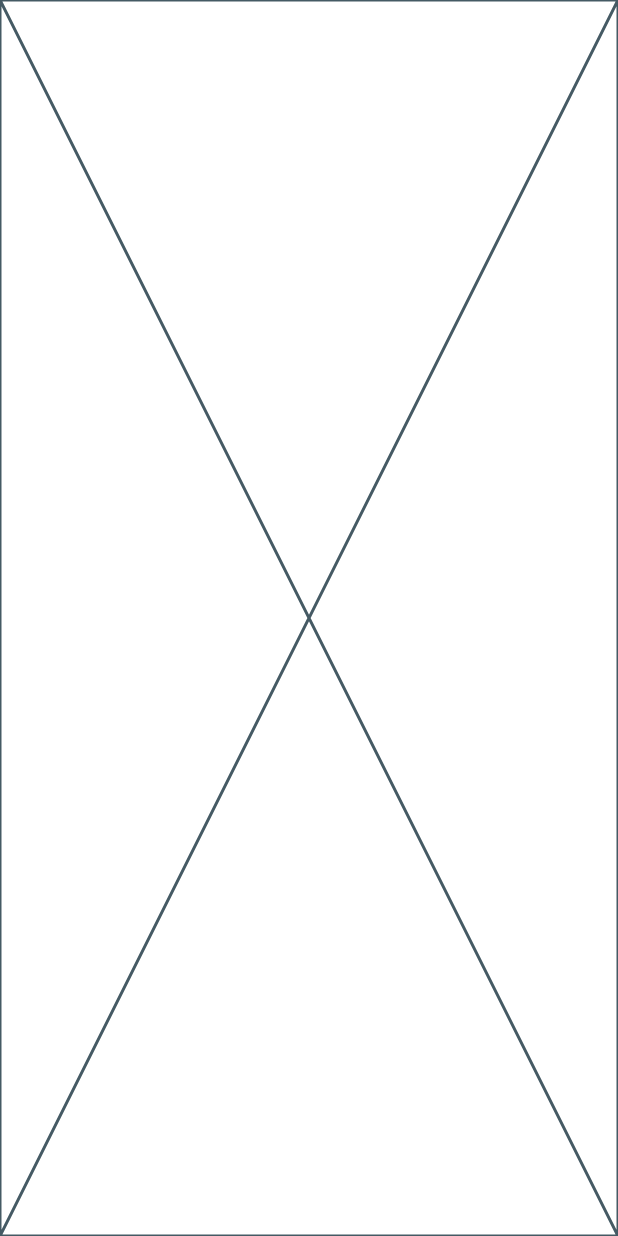
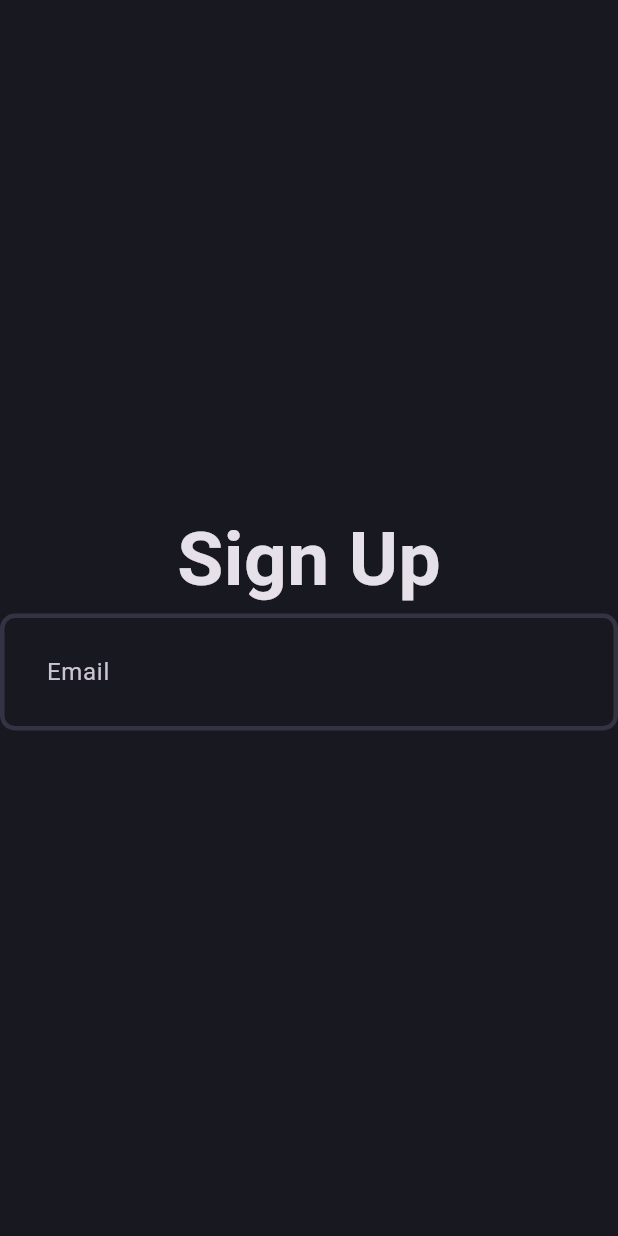
Before and after one commit to Sakshibhokare/flutter_practice_, a Flutter app: the screen it shows after launch, on a phone screen of 412 x 824 dp. Run offline on Flutter 3.47's test engine with Material 3 defaults, Android fonts, the phone set to English and light mode, and no system bars.

Commit message:
create a widget for text field

```diff
--- a/9_clean_Arch_Bloc/1_part/clean_arch_bloc/lib/core/theme/theme.dart
+++ b/9_clean_Arch_Bloc/1_part/clean_arch_bloc/lib/core/theme/theme.dart
@@ -1 +1,22 @@
 //theme will be accessible for entire app
+import 'package:clean_arch_bloc/core/theme/app_pallete.dart';
+import 'package:flutter/material.dart';
+
+class AppTheme{
+  static _border([Color color =AppPallete.borderColor])=> OutlineInputBorder( //_vName means a private variable which can be accessed withing the same class
+        borderSide: BorderSide(
+          color: color,
+          width: 3,
+        ),
+        borderRadius: BorderRadius.circular(10)
+      );
+
+  static final darkThemeMode= ThemeData.dark().copyWith(
+    scaffoldBackgroundColor: AppPallete.backgroundColor,
+    inputDecorationTheme: InputDecorationTheme(
+      contentPadding: const EdgeInsets.all(27),
+      enabledBorder: _border(),
+      focusedBorder: _border(AppPallete.gradient1) //when we click on it
+    )
+  );
+}
--- a/9_clean_Arch_Bloc/1_part/clean_arch_bloc/lib/features/auth/presentation/pages/signup_page.dart
+++ b/9_clean_Arch_Bloc/1_part/clean_arch_bloc/lib/features/auth/presentation/pages/signup_page.dart
@@ -1,3 +1,4 @@
+import 'package:clean_arch_bloc/features/auth/presentation/widgets/auth_field.dart';
 import 'package:flutter/material.dart';
 // for each feature we need to create a folder with data domain and presentation
 class SignupPage extends StatefulWidget {
@@ -10,6 +11,19 @@ class SignupPage extends StatefulWidget {
 class _SignupPageState extends State<SignupPage> {
   @override
   Widget build(BuildContext context) {
-    return const Placeholder();
+    return Scaffold(
+      body: Column(
+        mainAxisAlignment: MainAxisAlignment.center,
+
+        children: [
+          Text('Sign Up', style: TextStyle(
+            fontSize: 50,
+            fontWeight: FontWeight.bold
+          ),),
+
+          AuthField(hintText: 'Email')
+        ],
+      ),
+    );
   }
 }
--- /dev/null
+++ b/9_clean_Arch_Bloc/1_part/clean_arch_bloc/lib/features/auth/presentation/widgets/auth_field.dart
@@ -0,0 +1,19 @@
+//widgets will have all repeating element here
+//auth field, for receiving information like name, password etc.
+import 'package:flutter/material.dart';
+
+class AuthField extends StatelessWidget {
+  final String hintText;
+  const AuthField({
+  super.key,
+  required this.hintText});
+
+  @override
+  Widget build(BuildContext context) {
+    return TextFormField( //field decoration can be used multiple time, authField is only accessible to auth page so we directly make changes to theme file so it will be accessible everywhere
+      decoration: InputDecoration(
+        hintText: hintText,
+      ),
+    );
+  }
+}
--- a/9_clean_Arch_Bloc/1_part/clean_arch_bloc/lib/main.dart
+++ b/9_clean_Arch_Bloc/1_part/clean_arch_bloc/lib/main.dart
@@ -1,3 +1,4 @@
+import 'package:clean_arch_bloc/core/theme/theme.dart';
 import 'package:clean_arch_bloc/features/auth/presentation/pages/signup_page.dart';
 import 'package:flutter/material.dart';
 
@@ -14,10 +15,7 @@ class MyApp extends StatelessWidget {
     return MaterialApp(
       debugShowCheckedModeBanner: false,
       title: 'Flutter Demo',
-      theme: ThemeData(
-        colorScheme: ColorScheme.fromSeed(seedColor: Colors.deepPurple),
-        useMaterial3: true,
-      ),
+      theme: AppTheme.darkThemeMode,
       home: const SignupPage(),
     );
   }
```
